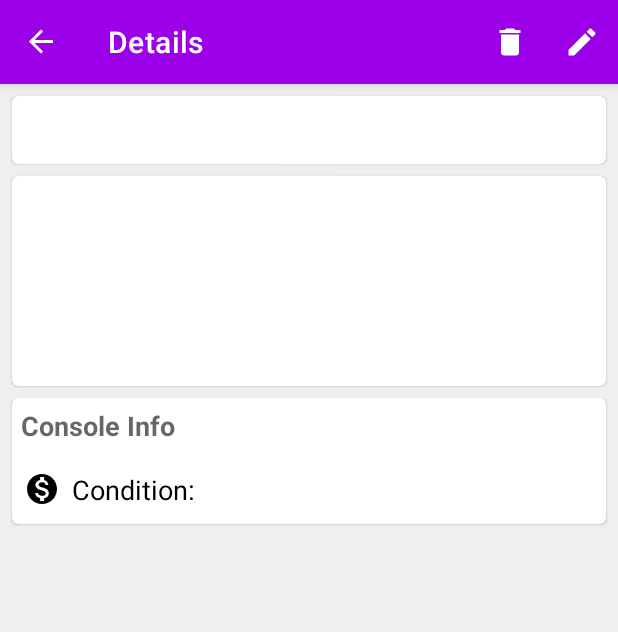
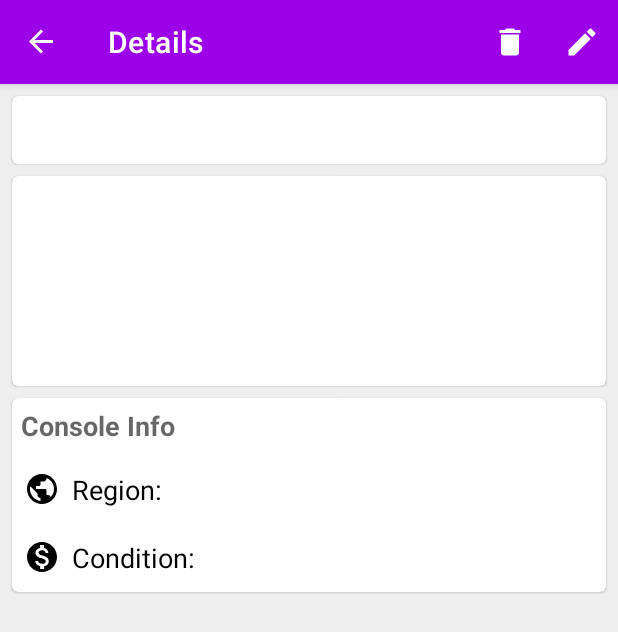
Before and after one commit to mcd-3/cubed-game-collector, an Android app: the ConsoleDetailFragment screen opened through its navigation route, on a phone screen of 412 x 824 dp. Shown: the top 632 px of the screen. Run offline under Robolectric (Android 15) with nearby library versions, the phone set to English and light mode, and no system bars; our stand-ins replace Room's generated code, data binding, navigation-ui; libraries missing offline, so code that uses them is left out: it.xabaras.android; 10 statements that could not run were skipped.

Commit message:
Added region and condition for console details

```diff
--- a/app/src/main/res/layout/fragment_console_detail.xml
+++ b/app/src/main/res/layout/fragment_console_detail.xml
@@ -117,6 +117,40 @@
                             android:layout_weight="1"
                             android:layout_gravity="center"
                             android:layout_marginStart="@dimen/small"
+                            android:drawableStart="@drawable/ic_region_black_24dp"
+                            android:drawableTint="?android:attr/icon"
+                            android:drawablePadding="@dimen/small"
+                            style="@style/TextAppearance.AppCompat.Medium"
+                            android:textColor="?android:attr/textColor"
+                            android:text="@string/region_label" />
+
+                        <TextView
+                            android:id="@+id/region_text_view"
+                            android:layout_width="0dp"
+                            android:layout_height="wrap_content"
+                            android:layout_weight="1"
+                            android:gravity="end"
+                            style="@style/TextAppearance.AppCompat.Large"
+                            android:layout_marginEnd="@dimen/medium"
+                            bind:lifecycleOwner="@{lifecycleOwner}"
+                            bind:repository="@{viewModel.getRegionRepository()}"
+                            bind:regionId="@{viewModel.selectedConsole.regionId}" />
+
+                    </LinearLayout>
+
+                    <LinearLayout
+                        android:layout_width="match_parent"
+                        android:layout_height="wrap_content"
+                        android:layout_marginTop="@dimen/small"
+                        android:layout_marginBottom="@dimen/small"
+                        android:orientation="horizontal">
+
+                        <TextView
+                            android:layout_width="0dp"
+                            android:layout_height="wrap_content"
+                            android:layout_weight="1"
+                            android:layout_gravity="center"
+                            android:layout_marginStart="@dimen/small"
                             android:drawableStart="@drawable/ic_condition_black_24dp"
                             android:drawableTint="?android:attr/icon"
                             android:drawablePadding="@dimen/small"
```
